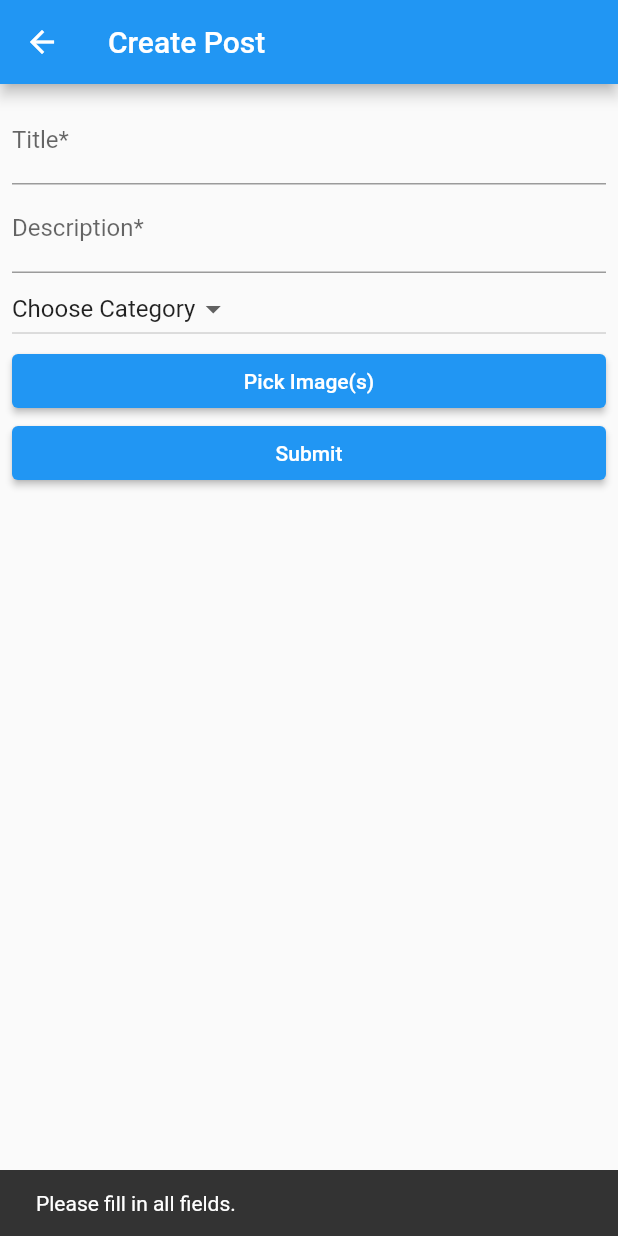
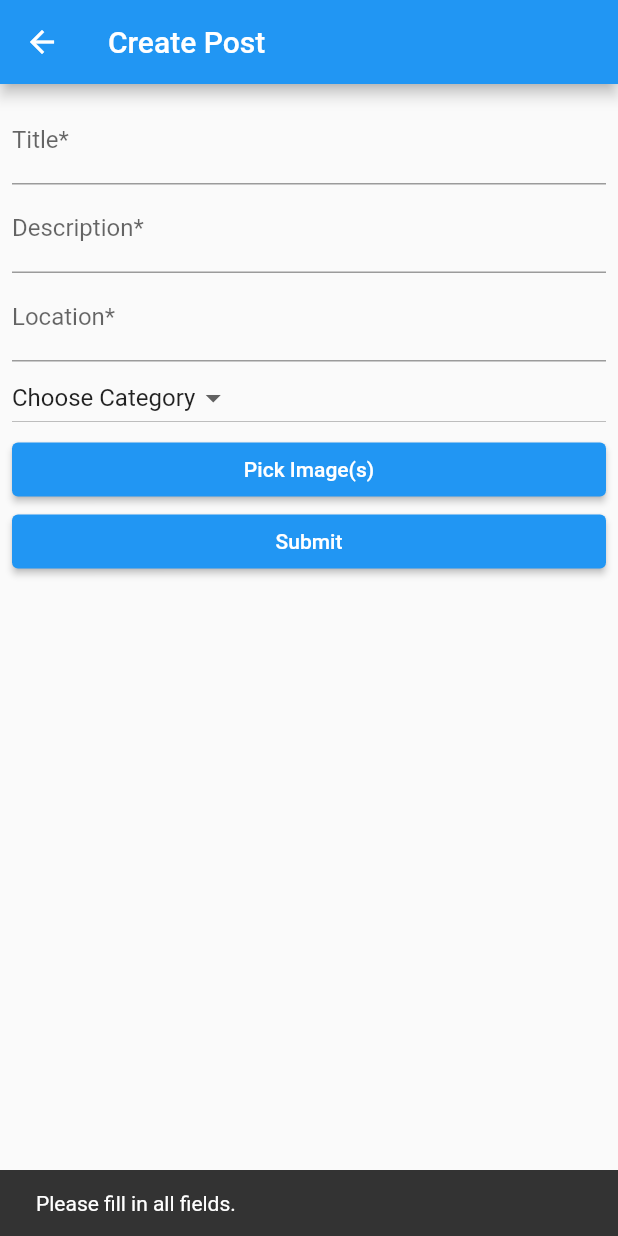
Before and after one commit to marawan1805/Travel-App, a Flutter app: the CreatePostScreen screen opened by its route, after a tap on "Submit", on a phone screen of 412 x 824 dp. Run offline on Flutter 3.47's test engine with Material 2 defaults, Android fonts, the phone set to English and light mode, and no system bars; our stand-ins replace carousel_slider, cloud_firestore, dots_indicator, firebase_auth, firebase_core, firebase_messaging and 4 more; accounts and stored records are empty.

Commit message:
done last time

```diff
--- a/lib/screens/create_post_screen.dart
+++ b/lib/screens/create_post_screen.dart
@@ -17,6 +17,7 @@ class CreatePostScreen extends StatefulWidget {
 class _CreatePostScreenState extends State<CreatePostScreen> {
   final TextEditingController titleController = TextEditingController();
   final TextEditingController descriptionController = TextEditingController();
+  final TextEditingController locationController = TextEditingController();
   String selectedItem = "Choose Category";
 
   List<String> uploadedImageUrls = []; // To store uploaded image URLs
@@ -24,7 +25,7 @@ class _CreatePostScreenState extends State<CreatePostScreen> {
 
   Future<void> pickImages() async {
     final ImagePicker picker = ImagePicker();
-    final List<XFile>? newFiles = await picker.pickMultiImage(imageQuality: 1);
+    final List<XFile>? newFiles = await picker.pickMultiImage(imageQuality: 10);
 
     if (newFiles != null) {
       setState(() {
@@ -82,6 +83,12 @@ class _CreatePostScreenState extends State<CreatePostScreen> {
               controller: descriptionController,
               decoration: InputDecoration(
                 labelText: 'Description*',
+              ),
+            ),
+            TextField(
+              controller: locationController,
+              decoration: InputDecoration(
+                labelText: 'Location*',
               ),
             ),
             DropdownButton<String>(
@@ -143,7 +150,7 @@ class _CreatePostScreenState extends State<CreatePostScreen> {
                   return ElevatedButton(
                     onPressed: () async {
                       if (titleController.text.isEmpty ||
-                          descriptionController.text.isEmpty ||
+                          descriptionController.text.isEmpty || locationController.text.isEmpty ||
                           pickedFiles.isEmpty) {
                         ScaffoldMessenger.of(context).showSnackBar(
                           SnackBar(content: Text('Please fill in all fields.')),
@@ -172,7 +179,7 @@ class _CreatePostScreenState extends State<CreatePostScreen> {
                         ratings: {},
                         category:
                             selectedItem, // Assign the selected category
-                        location: '',
+                        location: locationController.text.trim(),
                       );
                       context.read<PostService>().addPost(post);
                       Navigator.pop(context);
```
Also changed, not shown: lib/screens/signup_screen.dart (+15 -7 lines), lib/widgets/post_card.dart (+7 -0 lines).
